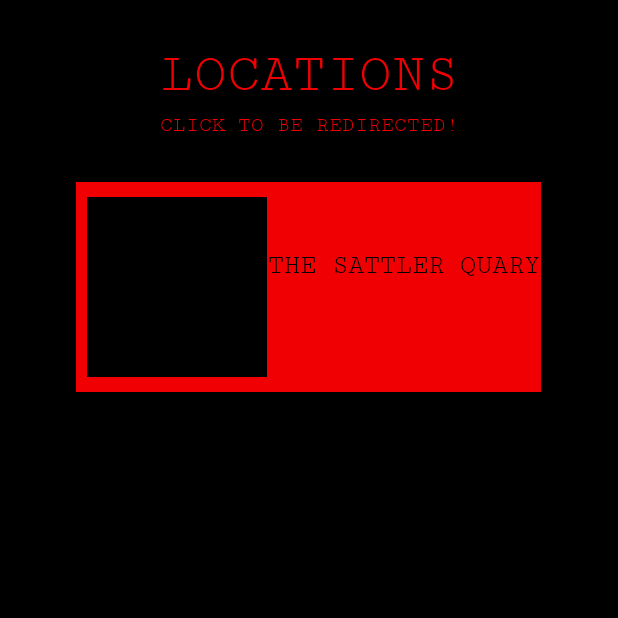
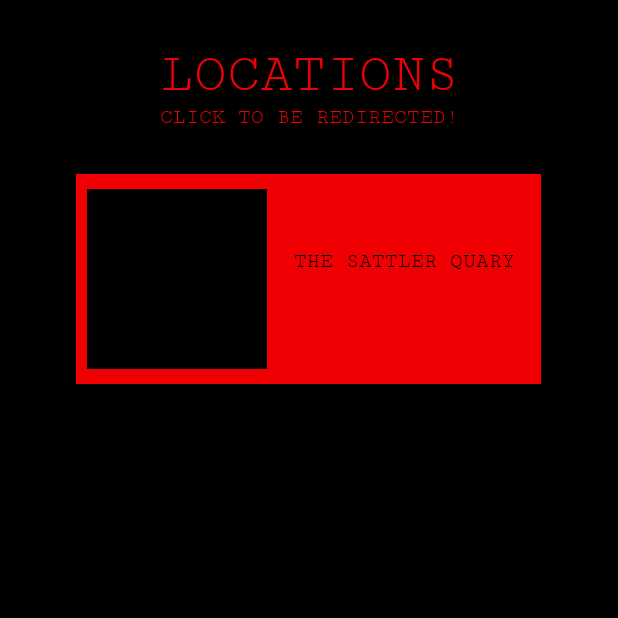
Before and after one commit to francyaas/StrangerThings, an Android app: the LocationListActivity screen opened directly, with no data from a screen before it, on a phone screen of 412 x 824 dp, the top half of it. Run offline under Robolectric (Android 15) with nearby library versions, the phone set to English and light mode, and no system bars; network calls fail.

Commit message:
Mudança de alguns detalhes no design

```diff
--- a/app/src/main/res/layout/activity_location_list.xml
+++ b/app/src/main/res/layout/activity_location_list.xml
@@ -35,7 +35,6 @@
         style="@style/redText"
         android:layout_width="wrap_content"
         android:layout_height="wrap_content"
-        android:layout_marginTop="5dp"
         android:text="@string/instruction"
         app:layout_constraintEnd_toEndOf="parent"
         app:layout_constraintStart_toStartOf="parent"
--- a/app/src/main/res/layout/activity_main.xml
+++ b/app/src/main/res/layout/activity_main.xml
@@ -55,7 +55,7 @@
         android:layout_width="240dp"
         android:layout_height="50dp"
         android:layout_marginTop="120dp"
-        android:onClick="Search"
+        android:onClick="flashlight"
         android:text="@string/flashlight_button"
         app:layout_constraintEnd_toStartOf="@+id/imgvwflashlight"
         app:layout_constraintHorizontal_bias="0.884"
--- a/app/src/main/res/layout/pager_row_view.xml
+++ b/app/src/main/res/layout/pager_row_view.xml
@@ -21,9 +21,9 @@
         style="@style/blackText"
         android:layout_width="wrap_content"
         android:layout_height="wrap_content"
-        android:layout_marginTop="45dp"
+        android:layout_marginTop="50dp"
         android:text="@string/sample"
-        android:textSize="18sp"
+        android:textSize="14sp"
         app:layout_constraintEnd_toEndOf="parent"
         app:layout_constraintStart_toEndOf="@+id/imageViewPagerRow"
         app:layout_constraintTop_toTopOf="parent" />
@@ -34,6 +34,7 @@
         android:layout_width="wrap_content"
         android:layout_height="wrap_content"
         android:text="@string/sample"
+        android:textSize="12sp"
         app:layout_constraintEnd_toEndOf="parent"
         app:layout_constraintStart_toEndOf="@+id/imageViewPagerRow"
         app:layout_constraintTop_toBottomOf="@+id/textViewRowTop" />
```
